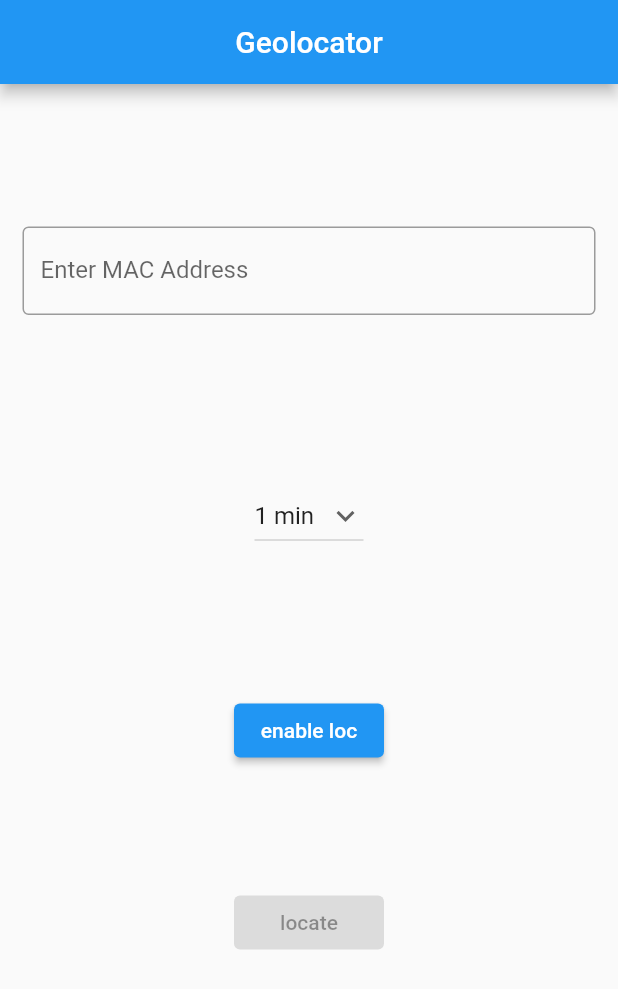
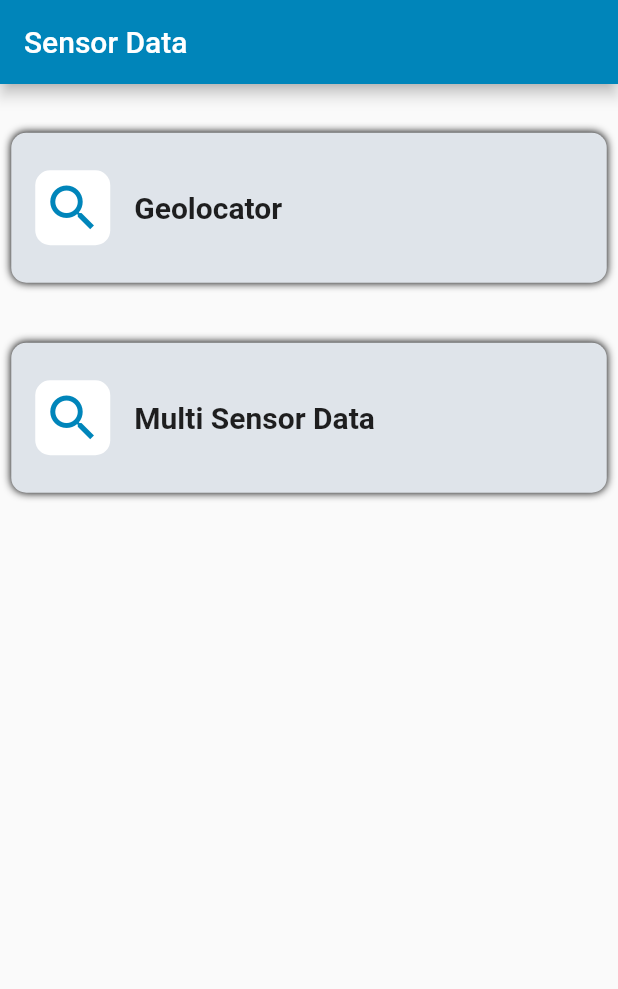
Before and after one commit to Sktyagi007/geolocator, a Flutter app: the screen it shows after launch, on a phone screen of 412 x 824 dp. Shown: the top 989 px of the screen. Run offline on Flutter 3.47's test engine with Material 2 defaults, Android fonts, the phone set to English and light mode, and no system bars; our stand-ins replace geolocator, sensors_plus.

Commit message:
working on sensor data

```diff
--- a/lib/main.dart
+++ b/lib/main.dart
@@ -2,6 +2,7 @@
 
 import 'package:flutter/material.dart';
 import 'package:flutter/services.dart';
+import 'package:flutter_application_1/pages/data_page.dart';
 import 'package:flutter_application_1/pages/home_page.dart';
 import 'package:flutter_application_1/pages/location_page.dart';
 import 'package:flutter_application_1/utils/routes.dart';
@@ -22,9 +23,10 @@ class _MyAppState extends State<MyApp> {
   Widget build(BuildContext context) {
     return MaterialApp(
       debugShowCheckedModeBanner: false,
-      initialRoute: MyRoutes.HomePage,
+      initialRoute: MyRoutes.DataPage,
       routes: {
-        MyRoutes.HomePage: (context) => HomePage(),
+        MyRoutes.DataPage: (context) => DataPage(),
+
         // MyRoutes.LocationPage: (context) => LocationPage(MAC: null,),
       },
     );
--- /dev/null
+++ b/lib/pages/data_page.dart
@@ -0,0 +1,112 @@
+import 'package:flutter/material.dart';
+import 'package:flutter_application_1/pages/home_page.dart';
+import 'package:flutter_application_1/pages/sensor_page.dart';
+import 'package:flutter_application_1/utils/routes.dart';
+
+class DataPage extends StatefulWidget {
+  const DataPage({Key? key}) : super(key: key);
+
+  @override
+  State<DataPage> createState() => _DataPageState();
+}
+
+class _DataPageState extends State<DataPage> {
+  @override
+  Widget build(BuildContext context) {
+    return Scaffold(
+      appBar: AppBar(
+        backgroundColor: Color(0xFF0085ba),
+        automaticallyImplyLeading: false,
+        title: Text('Sensor Data'),
+      ),
+
+      //the body contains 4 different cards for (uart,status,flash,full diagnostic)
+
+      body: Padding(
+        padding: EdgeInsets.all(7.5),
+        child: ListView(
+          children: [
+            SizedBox(height: 25),
+            Container(
+              margin: EdgeInsets.only(bottom: 15),
+              decoration: BoxDecoration(
+                  color: Color(0xFFDFE4EA),
+                  borderRadius: BorderRadius.all(Radius.circular(10)),
+                  boxShadow: [
+                    BoxShadow(
+                        color: Colors.black,
+                        blurRadius: 4,
+                        offset: Offset(0, 0))
+                  ]),
+              height: 100,
+              child: Center(
+                child: ListTile(
+                  leading: Container(
+                    decoration: BoxDecoration(
+                      color: Colors.white,
+                      borderRadius: BorderRadius.all(Radius.circular(10)),
+                    ),
+                    width: 50,
+                    height: 50,
+                    child: const Icon(
+                      Icons.search,
+                      size: 40,
+                      color: Color(0xFF0085ba),
+                    ),
+                  ),
+                  onTap: () {
+                    Navigator.push(context,
+                        MaterialPageRoute(builder: (context) => HomePage()));
+                  },
+                  title: Text(
+                    "Geolocator",
+                    style: TextStyle(fontSize: 20, fontWeight: FontWeight.bold),
+                  ),
+                ),
+              ),
+            ),
+            SizedBox(height: 25),
+            Container(
+              margin: EdgeInsets.only(bottom: 15),
+              decoration: BoxDecoration(
+                  color: Color(0xFFDFE4EA),
+                  borderRadius: BorderRadius.all(Radius.circular(10)),
+                  boxShadow: [
+                    BoxShadow(
+                        color: Colors.black,
+                        blurRadius: 4,
+                        offset: Offset(0, 0))
+                  ]),
+              height: 100,
+              child: Center(
+                child: ListTile(
+                  leading: Container(
+                    decoration: BoxDecoration(
+                      color: Colors.white,
+                      borderRadius: BorderRadius.all(Radius.circular(10)),
+                    ),
+                    width: 50,
+                    height: 50,
+                    child: const Icon(
+                      Icons.search,
+                      size: 40,
+                      color: Color(0xFF0085ba),
+                    ),
+                  ),
+                  onTap: () {
+                    Navigator.push(context,
+                        MaterialPageRoute(builder: (context) => SensorPage()));
+                  },
+                  title: Text(
+                    "Multi Sensor Data",
+                    style: TextStyle(fontSize: 20, fontWeight: FontWeight.bold),
+                  ),
+                ),
+              ),
+            ),
+          ],
+        ),
+      ),
+    );
+  }
+}
--- a/lib/utils/routes.dart
+++ b/lib/utils/routes.dart
@@ -1,4 +1,6 @@
 class MyRoutes {
   static String LocationPage = "/locate";
   static String HomePage = "/home";
+  static String DataPage = "/data";
+  static String SensorPage = "/sensor";
 }
--- a/pubspec.yaml
+++ b/pubspec.yaml
@@ -37,6 +37,7 @@ dependencies:
   numberpicker: ^2.1.1
   geolocator: ^9.0.2
   dropdown_button2: ^1.8.9
+  sensors_plus: ^2.0.1
 
 dev_dependencies:
   flutter_test:
```
Also changed, not shown: lib/pages/home_page.dart (+17 -7 lines), lib/pages/sensor_page.dart (added, +143 -0 lines), pubspec.lock.
